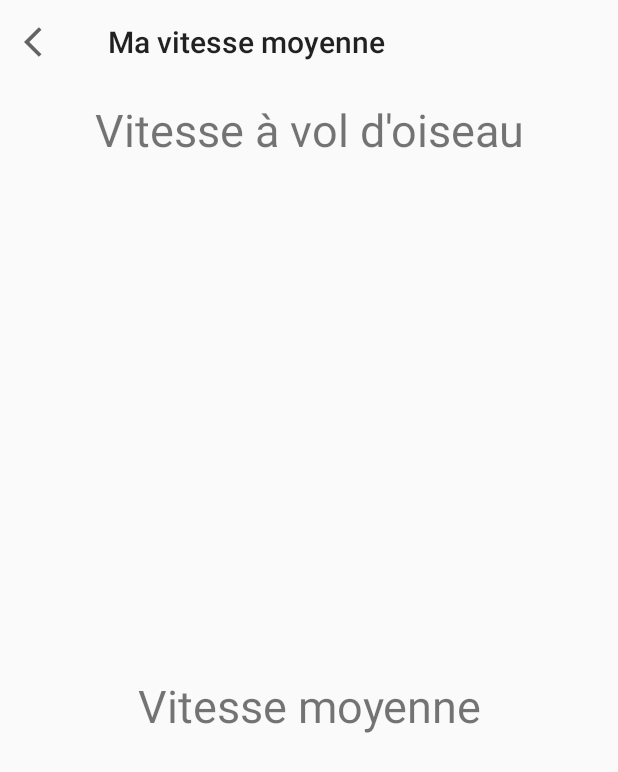
After one commit to AnatolyG6/LocalizeMe, an Android app: the layout activity_average_speed.xml on its own in the app's theme, with its tools: preview values and no code run, on a phone screen of 412 x 824 dp. The commit adds this screen. Shown: the top 772 px of the screen. Run offline under Robolectric (Android 15) with nearby library versions, the phone set to English and light mode, and no system bars.

Commit message:
Add average speed view

```diff
--- /dev/null
+++ b/app/src/main/res/drawable/ic_back_arrow.xml
@@ -0,0 +1,10 @@
+<vector xmlns:android="http://schemas.android.com/apk/res/android"
+    android:width="24dp"
+    android:height="24dp"
+    android:viewportWidth="24"
+    android:viewportHeight="24"
+    android:tint="?attr/colorControlNormal">
+  <path
+      android:fillColor="@android:color/white"
+      android:pathData="M11.67,3.87L9.9,2.1 0,12l9.9,9.9 1.77,-1.77L3.54,12z"/>
+</vector>
--- /dev/null
+++ b/app/src/main/res/layout/activity_average_speed.xml
@@ -0,0 +1,71 @@
+<?xml version="1.0" encoding="utf-8"?>
+<androidx.constraintlayout.widget.ConstraintLayout
+    xmlns:android="http://schemas.android.com/apk/res/android"
+    xmlns:app="http://schemas.android.com/apk/res-auto"
+    android:layout_width="match_parent"
+    android:layout_height="match_parent"
+    >
+
+    <com.google.android.material.appbar.MaterialToolbar
+        android:id="@+id/averageSpeedToolbar"
+        android:layout_width="match_parent"
+        android:layout_height="wrap_content"
+        app:layout_constraintEnd_toEndOf="parent"
+        app:layout_constraintStart_toStartOf="parent"
+        app:layout_constraintTop_toTopOf="parent"
+        app:navigationIcon="@drawable/ic_back_arrow"
+        app:title="@string/average_speed_title"
+        />
+
+    <TextView
+        android:id="@+id/birdFlySpeedTitle"
+        android:layout_width="match_parent"
+        android:layout_height="wrap_content"
+        android:layout_margin="10dp"
+        android:text="@string/bird_fly_speed_title"
+        android:textAlignment="center"
+        android:textSize="30sp"
+        app:layout_constraintBottom_toTopOf="@+id/birdFlySpeedValue"
+        app:layout_constraintEnd_toEndOf="parent"
+        app:layout_constraintStart_toStartOf="parent"
+        app:layout_constraintTop_toBottomOf="@id/averageSpeedToolbar"
+        />
+
+    <TextView
+        android:id="@+id/birdFlySpeedValue"
+        android:layout_width="match_parent"
+        android:layout_height="0dp"
+        android:gravity="center"
+        android:textSize="40sp"
+        app:layout_constraintBottom_toTopOf="@+id/averageSpeedTitle"
+        app:layout_constraintEnd_toEndOf="parent"
+        app:layout_constraintStart_toStartOf="parent"
+        app:layout_constraintTop_toBottomOf="@+id/birdFlySpeedTitle"
+        />
+
+    <TextView
+        android:id="@+id/averageSpeedTitle"
+        android:layout_width="match_parent"
+        android:layout_height="wrap_content"
+        android:layout_margin="10dp"
+        android:text="@string/average_speed"
+        android:textAlignment="center"
+        android:textSize="30sp"
+        app:layout_constraintBottom_toTopOf="@+id/averageSpeedValue"
+        app:layout_constraintEnd_toEndOf="parent"
+        app:layout_constraintStart_toStartOf="parent"
+        app:layout_constraintTop_toBottomOf="@+id/birdFlySpeedValue"
+        />
+
+    <TextView
+        android:id="@+id/averageSpeedValue"
+        android:layout_width="match_parent"
+        android:layout_height="0dp"
+        android:gravity="center"
+        android:textSize="40sp"
+        app:layout_constraintBottom_toBottomOf="parent"
+        app:layout_constraintEnd_toEndOf="parent"
+        app:layout_constraintStart_toStartOf="parent"
+        app:layout_constraintTop_toBottomOf="@+id/averageSpeedTitle"
+        />
+</androidx.constraintlayout.widget.ConstraintLayout>
--- a/app/src/main/res/values/strings.xml
+++ b/app/src/main/res/values/strings.xml
@@ -3,4 +3,7 @@
     <string name="main_activity_title">Ma Vitesse</string>
     <string name="main_current_speed_value">%1$s Km/h</string>
     <string name="permission_denied_message">Cette application doit pouvoir vous localiser pour assurer son fonctionnement</string>
+    <string name="average_speed_title">Ma vitesse moyenne</string>
+    <string name="bird_fly_speed_title">Vitesse à vol d\'oiseau</string>
+    <string name="average_speed">Vitesse moyenne</string>
 </resources>
```
